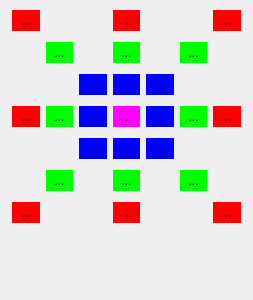
Qt form gencalibxml.ui (JairoSalazarV/QtHypCam) before a commit.
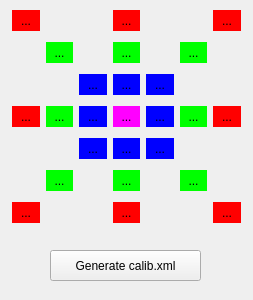
The same form after that commit.

Patch:
```diff
--- a/gencalibxml.ui
+++ b/gencalibxml.ui
@@ -513,6 +513,19 @@
     <string>...</string>
    </property>
   </widget>
+  <widget class="QPushButton" name="pbGenCal">
+   <property name="geometry">
+    <rect>
+     <x>50</x>
+     <y>250</y>
+     <width>151</width>
+     <height>31</height>
+    </rect>
+   </property>
+   <property name="text">
+    <string>Generate calib.xml</string>
+   </property>
+  </widget>
  </widget>
  <resources/>
  <connections/>
```
